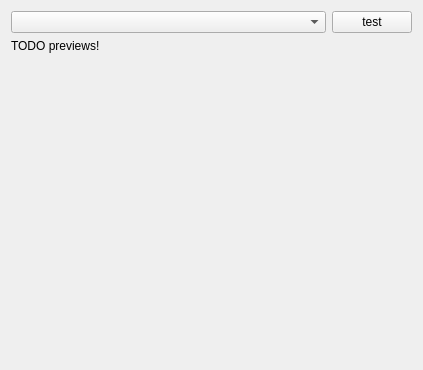
First picture: the form in src/corelayers/kineticpopups/popupappearance.ui, repository euroelessar/qutim, before the edit.
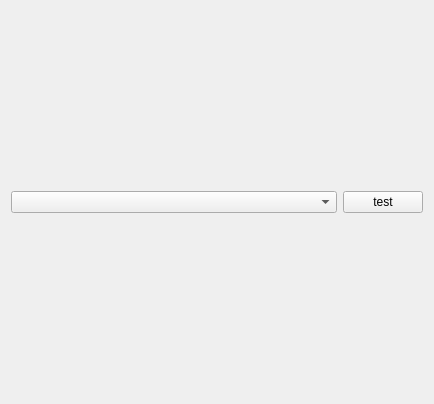
Second picture: the form after the edit.

Patch:
```diff
--- a/src/corelayers/kineticpopups/popupappearance.ui
+++ b/src/corelayers/kineticpopups/popupappearance.ui
@@ -6,34 +6,20 @@
    <rect>
     <x>0</x>
     <y>0</y>
-    <width>423</width>
-    <height>370</height>
+    <width>434</width>
+    <height>404</height>
    </rect>
   </property>
+  <property name="sizePolicy">
+   <sizepolicy hsizetype="Preferred" vsizetype="Expanding">
+    <horstretch>0</horstretch>
+    <verstretch>0</verstretch>
+   </sizepolicy>
+  </property>
   <property name="windowTitle">
    <string>Form</string>
   </property>
   <layout class="QGridLayout" name="gridLayout">
-   <item row="2" column="0" colspan="3">
-    <spacer name="verticalSpacer">
-     <property name="orientation">
-      <enum>Qt::Vertical</enum>
-     </property>
-     <property name="sizeHint" stdset="0">
-      <size>
-       <width>20</width>
-       <height>40</height>
-      </size>
-     </property>
-    </spacer>
-   </item>
-   <item row="1" column="0">
-    <widget class="QLabel" name="label">
-     <property name="text">
-      <string>TODO previews!</string>
-     </property>
-    </widget>
-   </item>
    <item row="0" column="0" colspan="2">
     <widget class="QComboBox" name="comboBox">
      <property name="sizePolicy">
```
Left out of the diff: 3 changed lines with no effect on the pictures.
